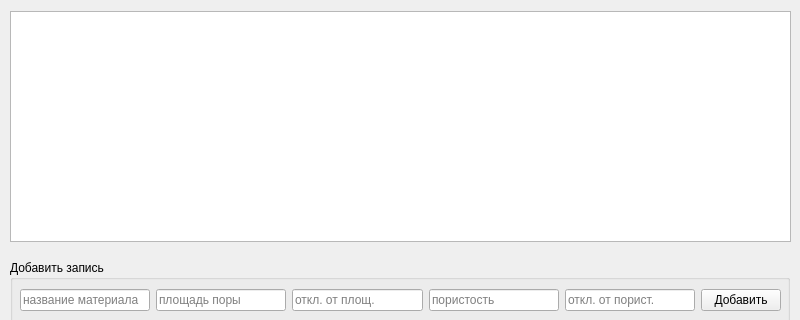
This is 9/ui/uibd.ui in Devoranima/ImageAnalysis as Qt 5 draws it before an edit; both pictures show x 0 to 800 and y 0 to 320 of the 800 by 500 pixel window. The edited form follows.
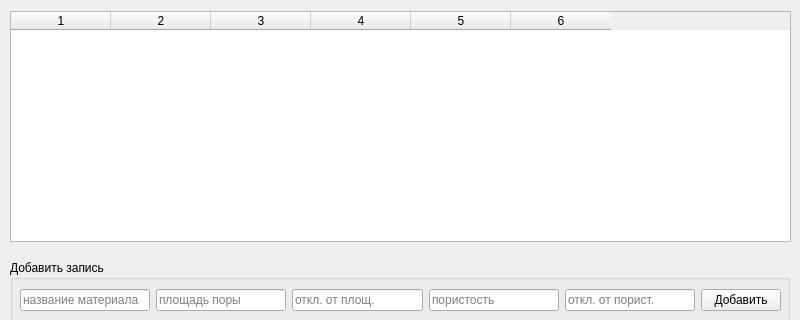
This is the edited form.

Patch:
```diff
--- a/9/ui/uibd.ui
+++ b/9/ui/uibd.ui
@@ -177,6 +177,36 @@
      <height>231</height>
     </rect>
    </property>
+   <property name="sizePolicy">
+    <sizepolicy hsizetype="Preferred" vsizetype="Preferred">
+     <horstretch>0</horstretch>
+     <verstretch>0</verstretch>
+    </sizepolicy>
+   </property>
+   <property name="sortingEnabled">
+    <bool>true</bool>
+   </property>
+   <property name="wordWrap">
+    <bool>false</bool>
+   </property>
+   <property name="columnCount">
+    <number>6</number>
+   </property>
+   <attribute name="horizontalHeaderVisible">
+    <bool>true</bool>
+   </attribute>
+   <attribute name="horizontalHeaderCascadingSectionResizes">
+    <bool>false</bool>
+   </attribute>
+   <attribute name="verticalHeaderVisible">
+    <bool>false</bool>
+   </attribute>
+   <column/>
+   <column/>
+   <column/>
+   <column/>
+   <column/>
+   <column/>
   </widget>
  </widget>
  <resources/>
```
Left out of the diff: 18 changed lines with no effect on the pictures.
